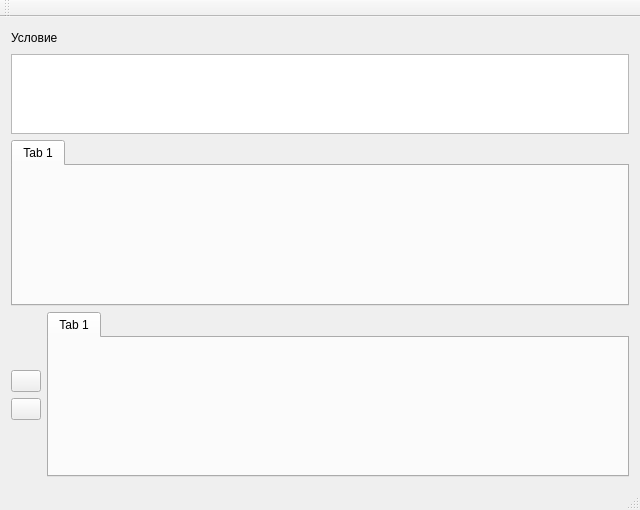
This is algorithmic_machines/mainwindow.ui in alexeypodusov/algorithmic_machines as Qt 5 draws it before an edit. The edited form follows.
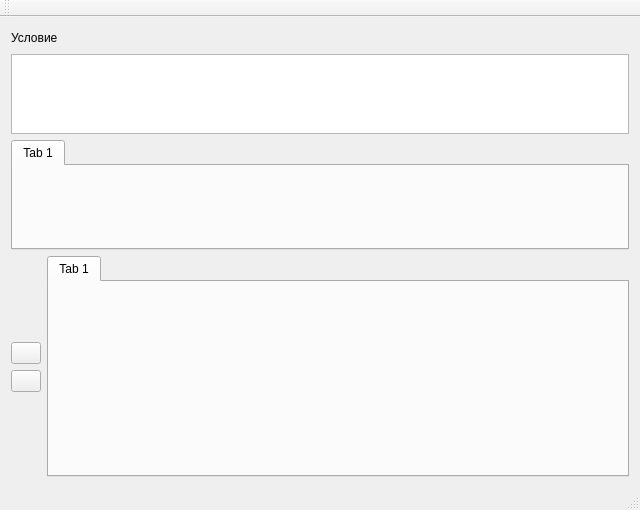
This is the edited form.

```diff
--- a/algorithmic_machines/mainwindow.ui
+++ b/algorithmic_machines/mainwindow.ui
@@ -53,7 +53,13 @@
       <item>
        <layout class="QVBoxLayout" name="workAreaLayout">
         <item>
-         <widget class="QTabWidget" name="tabWidget">
+         <widget class="QTabWidget" name="tabWorkAreaWidget">
+          <property name="maximumSize">
+           <size>
+            <width>16777215</width>
+            <height>110</height>
+           </size>
+          </property>
           <property name="currentIndex">
            <number>0</number>
           </property>
```
Left out of the diff: 2 changed lines with no effect on the pictures.
